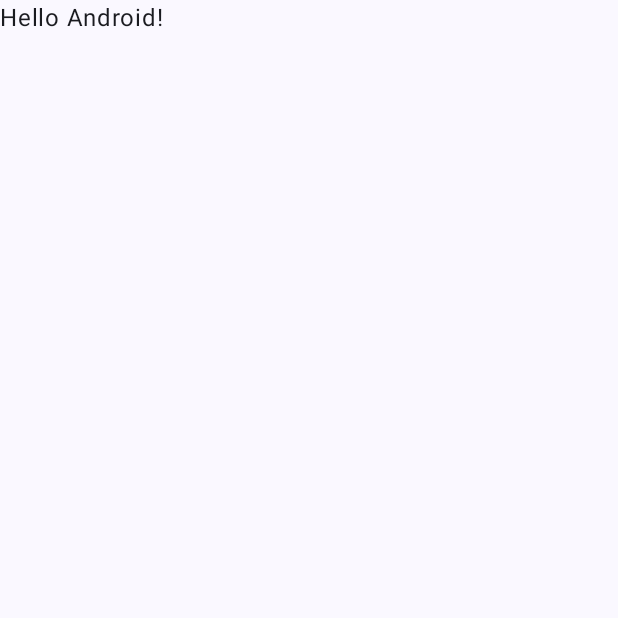
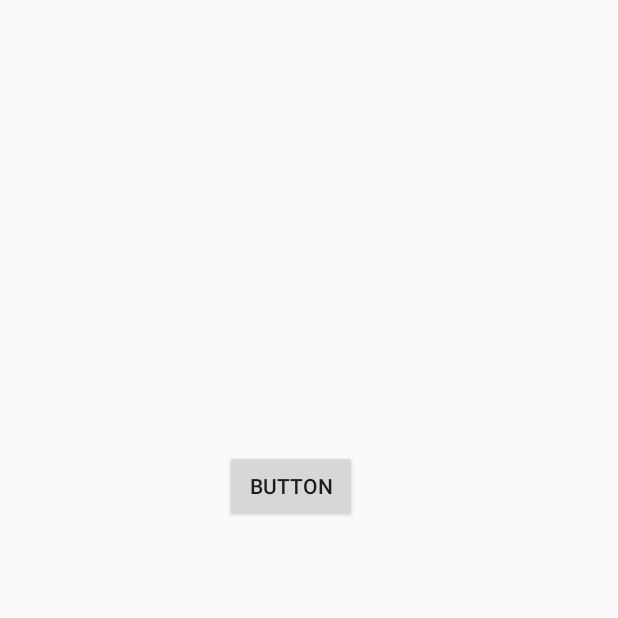
Before and after one commit to davidmoralesluis/coroutine, an Android app: the screen it shows after launch (MainActivity), on a phone screen of 412 x 824 dp, the top half of it. Before the commit the part shown is almost empty. Run offline under Robolectric (Android 15) with nearby library versions, the phone set to English and light mode, and no system bars.

Commit message:
Commit inicial: Tenemos un boton , que no hace ninguna funcion

```diff
--- a/app/src/main/java/com/example/coroutines/MainActivity.kt
+++ b/app/src/main/java/com/example/coroutines/MainActivity.kt
@@ -2,45 +2,12 @@ package com.example.coroutines
 
 import android.os.Bundle
 import androidx.activity.ComponentActivity
-import androidx.activity.compose.setContent
-import androidx.compose.foundation.layout.fillMaxSize
-import androidx.compose.material3.MaterialTheme
-import androidx.compose.material3.Surface
-import androidx.compose.material3.Text
-import androidx.compose.runtime.Composable
-import androidx.compose.ui.Modifier
-import androidx.compose.ui.tooling.preview.Preview
-import com.example.coroutines.ui.theme.CoroutinesTheme
+import com.example.constraintlayout.R
 
 class MainActivity : ComponentActivity() {
     override fun onCreate(savedInstanceState: Bundle?) {
         super.onCreate(savedInstanceState)
-        setContent {
-            CoroutinesTheme {
-                // A surface container using the 'background' color from the theme
-                Surface(
-                    modifier = Modifier.fillMaxSize(),
-                    color = MaterialTheme.colorScheme.background
-                ) {
-                    Greeting("Android")
-                }
-            }
-        }
+        setContentView(R.layout.activity_main)
     }
+
 }
-
-@Composable
-fun Greeting(name: String, modifier: Modifier = Modifier) {
-    Text(
-        text = "Hello $name!",
-        modifier = modifier
-    )
-}
-
-@Preview(showBackground = true)
-@Composable
-fun GreetingPreview() {
-    CoroutinesTheme {
-        Greeting("Android")
-    }
-}
--- a/app/src/main/java/com/example/coroutines/ui/theme/Color.kt
+++ /dev/null
@@ -1,11 +0,0 @@
-package com.example.coroutines.ui.theme
-
-import androidx.compose.ui.graphics.Color
-
-val Purple80 = Color(0xFFD0BCFF)
-val PurpleGrey80 = Color(0xFFCCC2DC)
-val Pink80 = Color(0xFFEFB8C8)
-
-val Purple40 = Color(0xFF6650a4)
-val PurpleGrey40 = Color(0xFF625b71)
-val Pink40 = Color(0xFF7D5260)
--- a/app/src/main/java/com/example/coroutines/ui/theme/Theme.kt
+++ /dev/null
@@ -1,70 +0,0 @@
-package com.example.coroutines.ui.theme
-
-import android.app.Activity
-import android.os.Build
-import androidx.compose.foundation.isSystemInDarkTheme
-import androidx.compose.material3.MaterialTheme
-import androidx.compose.material3.darkColorScheme
-import androidx.compose.material3.dynamicDarkColorScheme
-import androidx.compose.material3.dynamicLightColorScheme
-import androidx.compose.material3.lightColorScheme
-import androidx.compose.runtime.Composable
-import androidx.compose.runtime.SideEffect
-import androidx.compose.ui.graphics.toArgb
-import androidx.compose.ui.platform.LocalContext
-import androidx.compose.ui.platform.LocalView
-import androidx.core.view.WindowCompat
-
-private val DarkColorScheme = darkColorScheme(
-    primary = Purple80,
-    secondary = PurpleGrey80,
-    tertiary = Pink80
-)
-
-private val LightColorScheme = lightColorScheme(
-    primary = Purple40,
-    secondary = PurpleGrey40,
-    tertiary = Pink40
-
-    /* Other default colors to override
-    background = Color(0xFFFFFBFE),
-    surface = Color(0xFFFFFBFE),
-    onPrimary = Color.White,
-    onSecondary = Color.White,
-    onTertiary = Color.White,
-    onBackground = Color(0xFF1C1B1F),
-    onSurface = Color(0xFF1C1B1F),
-    */
-)
-
-@Composable
-fun CoroutinesTheme(
-    darkTheme: Boolean = isSystemInDarkTheme(),
-    // Dynamic color is available on Android 12+
-    dynamicColor: Boolean = true,
-    content: @Composable () -> Unit
-) {
-    val colorScheme = when {
-        dynamicColor && Build.VERSION.SDK_INT >= Build.VERSION_CODES.S -> {
-            val context = LocalContext.current
-            if (darkTheme) dynamicDarkColorScheme(context) else dynamicLightColorScheme(context)
-        }
-
-        darkTheme -> DarkColorScheme
-        else -> LightColorScheme
-    }
-    val view = LocalView.current
-    if (!view.isInEditMode) {
-        SideEffect {
-            val window = (view.context as Activity).window
-            window.statusBarColor = colorScheme.primary.toArgb()
-            WindowCompat.getInsetsController(window, view).isAppearanceLightStatusBars = darkTheme
-        }
-    }
-
-    MaterialTheme(
-        colorScheme = colorScheme,
-        typography = Typography,
-        content = content
-    )
-}
--- a/app/src/main/java/com/example/coroutines/ui/theme/Type.kt
+++ /dev/null
@@ -1,34 +0,0 @@
-package com.example.coroutines.ui.theme
-
-import androidx.compose.material3.Typography
-import androidx.compose.ui.text.TextStyle
-import androidx.compose.ui.text.font.FontFamily
-import androidx.compose.ui.text.font.FontWeight
-import androidx.compose.ui.unit.sp
-
-// Set of Material typography styles to start with
-val Typography = Typography(
-    bodyLarge = TextStyle(
-        fontFamily = FontFamily.Default,
-        fontWeight = FontWeight.Normal,
-        fontSize = 16.sp,
-        lineHeight = 24.sp,
-        letterSpacing = 0.5.sp
-    )
-    /* Other default text styles to override
-    titleLarge = TextStyle(
-        fontFamily = FontFamily.Default,
-        fontWeight = FontWeight.Normal,
-        fontSize = 22.sp,
-        lineHeight = 28.sp,
-        letterSpacing = 0.sp
-    ),
-    labelSmall = TextStyle(
-        fontFamily = FontFamily.Default,
-        fontWeight = FontWeight.Medium,
-        fontSize = 11.sp,
-        lineHeight = 16.sp,
-        letterSpacing = 0.5.sp
-    )
-    */
-)
--- /dev/null
+++ b/app/src/main/res/layout/activity_main.xml
@@ -0,0 +1,18 @@
+<?xml version="1.0" encoding="utf-8"?>
+<androidx.constraintlayout.widget.ConstraintLayout xmlns:android="http://schemas.android.com/apk/res/android"
+    xmlns:app="http://schemas.android.com/apk/res-auto"
+    xmlns:tools="http://schemas.android.com/tools"
+    android:layout_width="match_parent"
+    android:layout_height="match_parent"
+    tools:context="com.example.coroutines.MainActivity">
+
+    <Button
+        android:id="@+id/button"
+        android:layout_width="wrap_content"
+        android:layout_height="wrap_content"
+        android:layout_marginStart="150dp"
+        android:layout_marginTop="300dp"
+        android:text="Button"
+        app:layout_constraintStart_toStartOf="parent"
+        app:layout_constraintTop_toTopOf="parent" />
+</androidx.constraintlayout.widget.ConstraintLayout>
```
Also changed, not shown: app/build.gradle (+11 -32 lines), app/src/main/AndroidManifest.xml (+6 -4 lines), build.gradle (+3 -4 lines).
